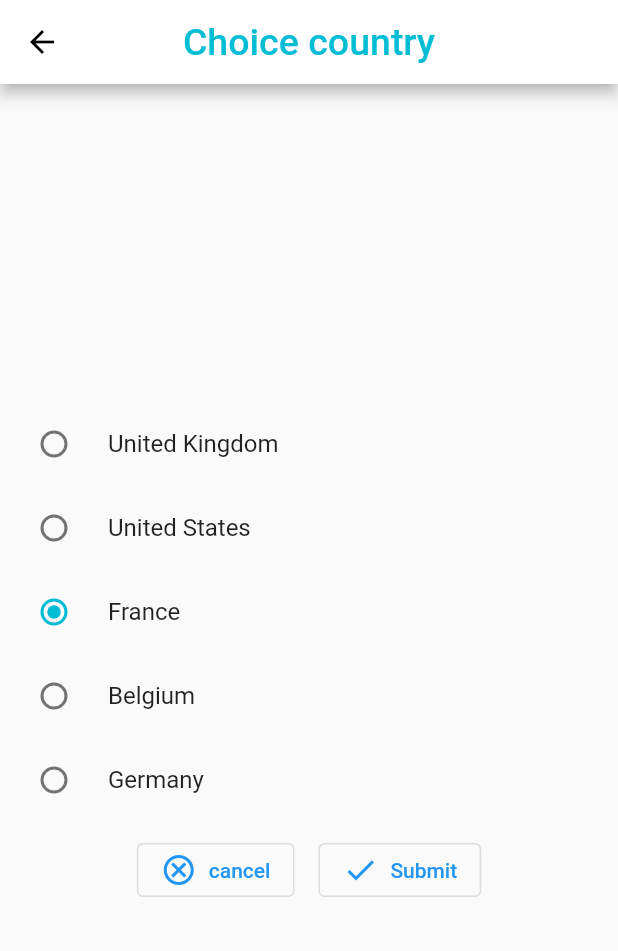
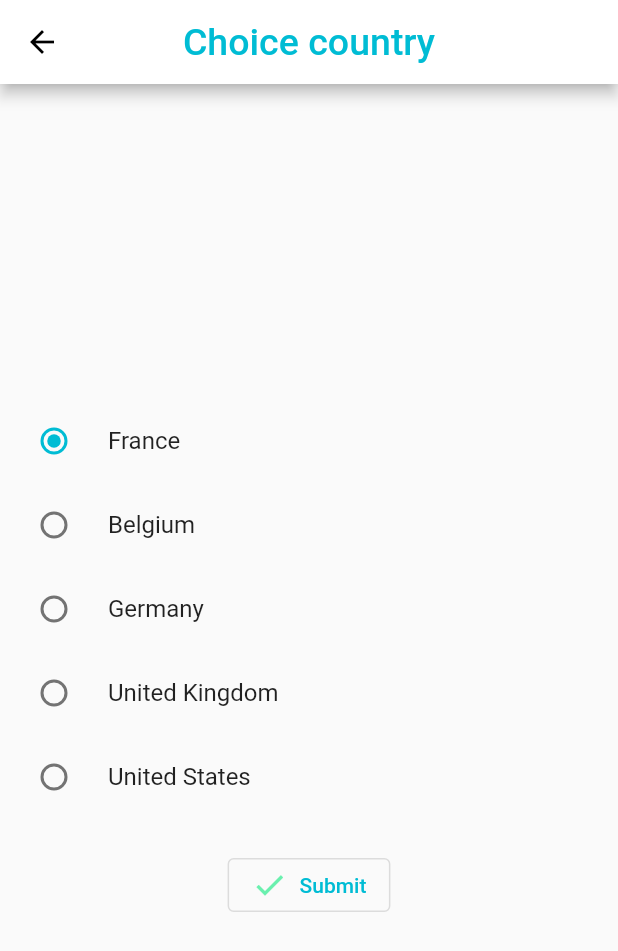
Before and after one commit to quemenerjeremy/FlutterProject, a Flutter app: the ProfilPage screen opened directly, after a tap on "Country", on a phone screen of 412 x 824 dp. Shown: the top 951 px of the screen. Run offline on Flutter 3.47's test engine with Material 2 defaults, Android fonts, the phone set to English and light mode, and no system bars; our stand-ins replace image_picker, jiffy, shared_preferences; accounts and stored records are empty; network calls fail.

Commit message:
Modif Style App and fix minor bug

```diff
--- a/flutter_app/lib/views/profile.dart
+++ b/flutter_app/lib/views/profile.dart
@@ -97,6 +97,15 @@ class _ProfilPageState extends State<ProfilPage> {
                     ),
                   ),
                 ),
+                Row(
+                    mainAxisAlignment: MainAxisAlignment.center,
+                    children: [
+                      TextButton(
+                        child: Text('Upload photo'),
+                        onPressed: () {
+                          _showPickOptionsDialog(context);
+                        },
+                      ),
                       IconButton(
                           icon: Icon(Icons.delete_forever),
                           onPressed: () {
@@ -104,13 +113,8 @@ class _ProfilPageState extends State<ProfilPage> {
                             setState(() {
                               image = null;
                             });
-                    }
-                ),
-                TextButton(
-                  child: Text('Upload photo'),
-                  onPressed: () {
-                    _showPickOptionsDialog(context);
-                  },
+                          }),
+                    ]
                 ),
                 SizedBox(
                   height: 20,
--- a/flutter_app/lib/views/selectCountry.dart
+++ b/flutter_app/lib/views/selectCountry.dart
@@ -10,7 +10,6 @@ class choiceCountry extends StatefulWidget {
 
   @override
   _choiceCountryState createState() => _choiceCountryState();
-
 }
 
 class _choiceCountryState extends State<choiceCountry> {
@@ -36,18 +35,6 @@ class _choiceCountryState extends State<choiceCountry> {
         mainAxisAlignment: MainAxisAlignment.center,
           children: [
             RadioListTile(
-                title: const Text("United Kingdom"),
-                value: CountryList.gb,
-                groupValue: _countryList,
-                onChanged: (CountryList value) {setState(() {_countryList = value;});}
-            ),
-            RadioListTile(
-                title: const Text("United States"),
-                value: CountryList.us,
-                groupValue: _countryList,
-                onChanged: (CountryList value) {setState(() {_countryList = value;});}
-            ),
-            RadioListTile(
                 title: const Text("France"),
                 value: CountryList.fr,
                 groupValue: _countryList,
@@ -65,25 +52,30 @@ class _choiceCountryState extends State<choiceCountry> {
                 groupValue: _countryList,
                 onChanged: (CountryList value) {setState(() {_countryList = value;});}
             ),
+            RadioListTile(
+                title: const Text("United Kingdom"),
+                value: CountryList.gb,
+                groupValue: _countryList,
+                onChanged: (CountryList value) {setState(() {_countryList = value;});}
+            ),
+            RadioListTile(
+                title: const Text("United States"),
+                value: CountryList.us,
+                groupValue: _countryList,
+                onChanged: (CountryList value) {setState(() {_countryList = value;});}
+            ),
+            SizedBox(
+              height: 20,
+              width: 200,
+            ),
             Row(
               mainAxisAlignment: MainAxisAlignment.center,
               children: [
-                Padding(
-                  padding: const EdgeInsets.all(8.0),
-                  child: OutlinedButton.icon(
-                    icon: Icon(Icons.cancel_outlined),
-                    label: Text("cancel"),
-                    onPressed: () { Navigator.pop(context); },
-                  ),
-                ),
-                Padding(
-                  padding: const EdgeInsets.all(8.0),
-                  child: OutlinedButton.icon(
-                    label: Text("Submit"),
-                    icon: Icon(Icons.done),
+               OutlinedButton.icon(
+                    label: Text("Submit", style: TextStyle(color:Theme.of(context).accentColor)),
+                    icon: Icon(Icons.done, color: Colors.greenAccent),
                     onPressed: () {Navigator.pop(context, _countryList.toString().split('.').last);},
                   ),
-                ),
               ],
             )
           ]
@@ -93,13 +85,6 @@ class _choiceCountryState extends State<choiceCountry> {
 
   _countryChange() {
     switch (widget.country) {
-
-      case "gb":
-        _countryList = CountryList.gb;
-        break;
-      case "us":
-        _countryList = CountryList.us;
-        break;
       case "fr":
         _countryList = CountryList.fr;
         break;
@@ -109,6 +94,12 @@ class _choiceCountryState extends State<choiceCountry> {
       case "de":
         _countryList = CountryList.de;
         break;
+      case "gb":
+        _countryList = CountryList.gb;
+        break;
+      case "us":
+        _countryList = CountryList.us;
+        break;
     }
     setState(() {});
   }
```
Also changed, not shown: flutter_app/lib/views/SelectFavCategorie.dart (+12 -12 lines). Lines whose indentation alone changed are shown as unchanged.
